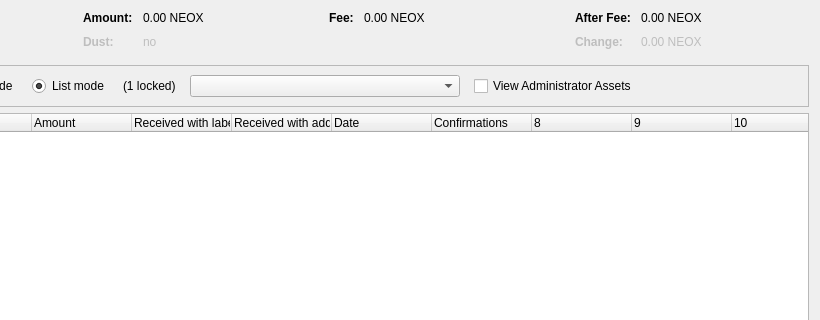
The window that src/qt/forms/assetcontroldialog.ui (SmartMemeCoin/SMARTMEME-source) describes before a commit, drawn with Qt 5; both pictures show x 180 to 1000 and y 0 to 320 of the 1000 by 500 pixel window.
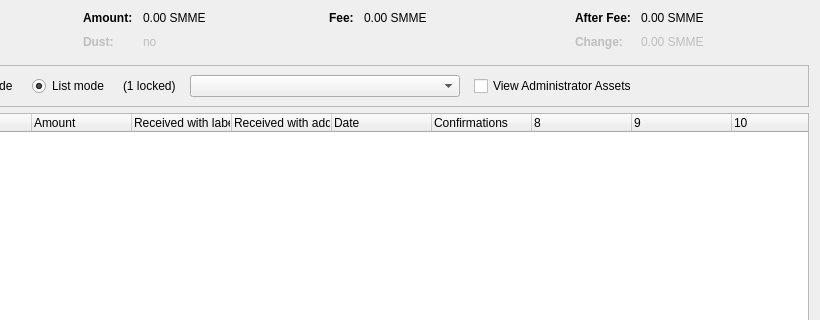
The same window after the commit. Custom widgets are drawn as their Qt base class.

Diff of the .ui file:
```diff
--- a/src/qt/forms/assetcontroldialog.ui
+++ b/src/qt/forms/assetcontroldialog.ui
@@ -132,7 +132,7 @@
           <enum>Qt::ActionsContextMenu</enum>
          </property>
          <property name="text">
-          <string notr="true">0.00 NEOX</string>
+          <string notr="true">0.00 SMME</string>
          </property>
          <property name="textInteractionFlags">
           <set>Qt::LinksAccessibleByMouse|Qt::TextSelectableByKeyboard|Qt::TextSelectableByMouse</set>
@@ -212,7 +212,7 @@
           <enum>Qt::ActionsContextMenu</enum>
          </property>
          <property name="text">
-          <string notr="true">0.00 NEOX</string>
+          <string notr="true">0.00 SMME</string>
          </property>
          <property name="textInteractionFlags">
           <set>Qt::LinksAccessibleByMouse|Qt::TextSelectableByKeyboard|Qt::TextSelectableByMouse</set>
@@ -257,7 +257,7 @@
           <enum>Qt::ActionsContextMenu</enum>
          </property>
          <property name="text">
-          <string notr="true">0.00 NEOX</string>
+          <string notr="true">0.00 SMME</string>
          </property>
          <property name="textInteractionFlags">
           <set>Qt::LinksAccessibleByMouse|Qt::TextSelectableByKeyboard|Qt::TextSelectableByMouse</set>
@@ -292,7 +292,7 @@
           <enum>Qt::ActionsContextMenu</enum>
          </property>
          <property name="text">
-          <string notr="true">0.00 NEOX</string>
+          <string notr="true">0.00 SMME</string>
          </property>
          <property name="textInteractionFlags">
           <set>Qt::LinksAccessibleByMouse|Qt::TextSelectableByKeyboard|Qt::TextSelectableByMouse</set>
```
